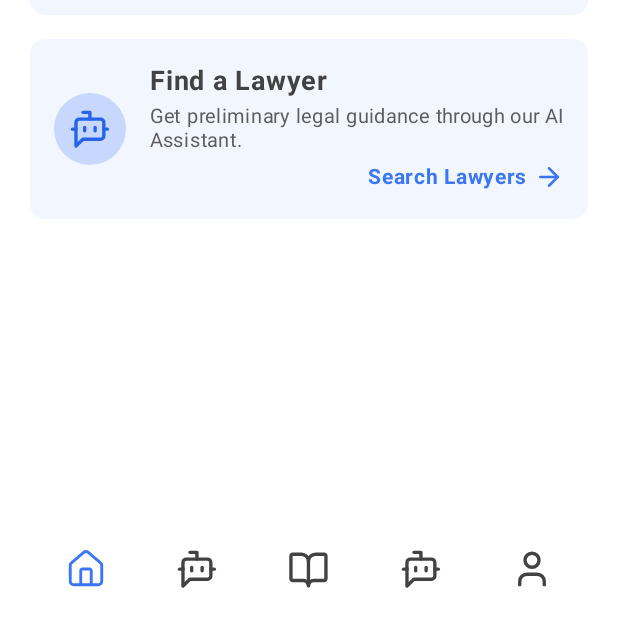
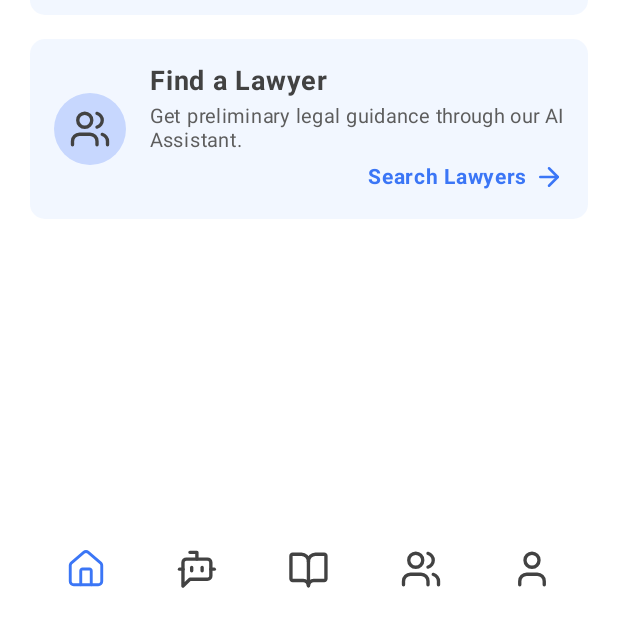
Before and after one commit to piolonrqz/Capstone-ALLY, an Android app built with Jetpack Compose: the screen it shows after launch (MainActivity), on a phone screen of 412 x 824 dp. Shown: the part 583-1210 px from the top of the screen. Run offline under Robolectric (Android 15) with nearby library versions, the phone set to English and light mode, and no system bars.

Commit message:
added correct lawyer icon

```diff
--- a/ally-mobile/app/src/main/res/drawable/ic_lawyers.xml
+++ b/ally-mobile/app/src/main/res/drawable/ic_lawyers.xml
@@ -1,48 +1,34 @@
 <vector xmlns:android="http://schemas.android.com/apk/res/android"
     android:width="25dp"
-    android:height="24dp"
+    android:height="25dp"
     android:viewportWidth="25"
-    android:viewportHeight="24">
+    android:viewportHeight="25">
   <path
-      android:pathData="M12.442,6V2H8.294"
+      android:pathData="M16.667,21.875V19.792C16.667,18.687 16.228,17.627 15.446,16.845C14.665,16.064 13.605,15.625 12.5,15.625H6.25C5.145,15.625 4.085,16.064 3.304,16.845C2.522,17.627 2.083,18.687 2.083,19.792V21.875"
       android:strokeLineJoin="round"
       android:strokeWidth="2"
       android:fillColor="#00000000"
-      android:strokeColor="#2563EB"
+      android:strokeColor="#424242"
       android:strokeLineCap="round"/>
   <path
-      android:pathData="M8.294,18L4.147,22V8C4.147,7.47 4.366,6.961 4.755,6.586C5.143,6.211 5.671,6 6.221,6H18.663C19.212,6 19.74,6.211 20.129,6.586C20.518,6.961 20.736,7.47 20.736,8V16C20.736,16.53 20.518,17.039 20.129,17.414C19.74,17.789 19.212,18 18.663,18H8.294Z"
+      android:pathData="M16.667,3.258C17.56,3.49 18.351,4.012 18.916,4.742C19.481,5.472 19.788,6.369 19.788,7.292C19.788,8.215 19.481,9.112 18.916,9.842C18.351,10.572 17.56,11.093 16.667,11.325"
       android:strokeLineJoin="round"
       android:strokeWidth="2"
       android:fillColor="#00000000"
-      android:strokeColor="#2563EB"
+      android:strokeColor="#424242"
       android:strokeLineCap="round"/>
   <path
-      android:pathData="M2.074,12H4.147"
+      android:pathData="M22.917,21.875V19.792C22.916,18.868 22.609,17.972 22.043,17.242C21.478,16.512 20.686,15.991 19.792,15.76"
       android:strokeLineJoin="round"
       android:strokeWidth="2"
       android:fillColor="#00000000"
-      android:strokeColor="#2563EB"
+      android:strokeColor="#424242"
       android:strokeLineCap="round"/>
   <path
-      android:pathData="M9.331,11V13"
+      android:pathData="M9.375,11.458C11.676,11.458 13.542,9.593 13.542,7.292C13.542,4.99 11.676,3.125 9.375,3.125C7.074,3.125 5.208,4.99 5.208,7.292C5.208,9.593 7.074,11.458 9.375,11.458Z"
       android:strokeLineJoin="round"
       android:strokeWidth="2"
       android:fillColor="#00000000"
-      android:strokeColor="#2563EB"
-      android:strokeLineCap="round"/>
-  <path
-      android:pathData="M15.552,11V13"
-      android:strokeLineJoin="round"
-      android:strokeWidth="2"
-      android:fillColor="#00000000"
-      android:strokeColor="#2563EB"
-      android:strokeLineCap="round"/>
-  <path
-      android:pathData="M20.736,12H22.81"
-      android:strokeLineJoin="round"
-      android:strokeWidth="2"
-      android:fillColor="#00000000"
-      android:strokeColor="#2563EB"
+      android:strokeColor="#424242"
       android:strokeLineCap="round"/>
 </vector>
```
Also changed, not shown: 1 other file.
